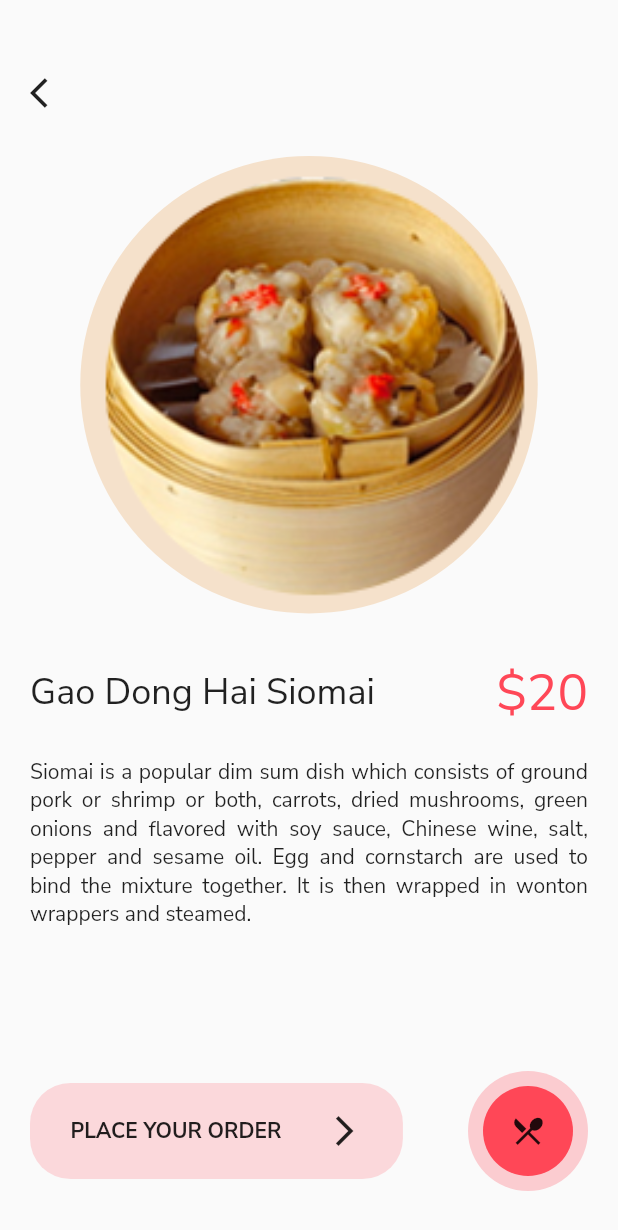
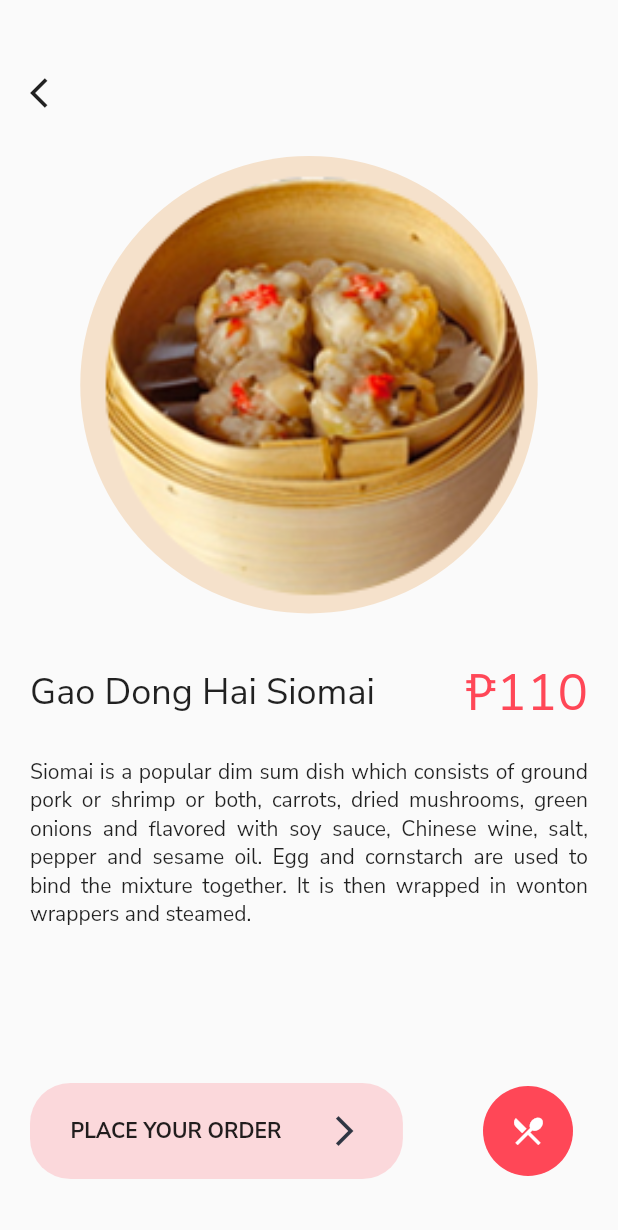
Before and after one commit to Jansalvador1445/flutterph_challenge_food_delivery, a Flutter app: the screen it shows after launch, after a tap on "₱110", on a phone screen of 412 x 824 dp. Shown: the top 1230 px of the screen. Run offline on Flutter 3.47's test engine with Material 2 defaults, Android fonts, the phone set to English and light mode, and no system bars; our stand-ins replace google_fonts.

Commit message:
Improve design

```diff
--- a/lib/ui/pages/dashboard-page.dart
+++ b/lib/ui/pages/dashboard-page.dart
@@ -278,10 +278,6 @@ class _DashboardPageState extends State<DashboardPage> {
         padding: EdgeInsets.all(10),
         height: 80,
         width: 80,
-        decoration: BoxDecoration(
-          shape: BoxShape.circle,
-          color: AppColors.gdPrimaryColor.withOpacity(.26),
-        ),
         child: Container(
           padding: EdgeInsets.all(20),
           decoration: BoxDecoration(
--- a/lib/ui/pages/specific-menu-page.dart
+++ b/lib/ui/pages/specific-menu-page.dart
@@ -54,7 +54,7 @@ class SpecificMenu extends StatelessWidget {
                   ),
                 ),
                 Text(
-                  "\$20",
+                  "\₱110",
                   style: Theme.of(context)
                       .textTheme
                       .headline4
@@ -86,17 +86,16 @@ class SpecificMenu extends StatelessWidget {
                           style: TextStyle(fontWeight: FontWeight.bold),
                         ),
                         SizedBox(width: 30),
-                        Icon(Icons.arrow_forward_ios)
+                        Icon(
+                          Icons.arrow_forward_ios,
+                          color: AppColors.gdTextColor,
+                        )
                       ],
                     ),
                   ),
                   Container(
                     height: 80,
                     width: 80,
-                    decoration: BoxDecoration(
-                      shape: BoxShape.circle,
-                      color: AppColors.gdPrimaryColor.withOpacity(.26),
-                    ),
                     child: Stack(
                       alignment: Alignment.center,
                       children: <Widget>[
@@ -108,7 +107,10 @@ class SpecificMenu extends StatelessWidget {
                             shape: BoxShape.circle,
                             color: AppColors.gdPrimaryColor,
                           ),
-                          child: Icon(Icons.restaurant_menu),
+                          child: Icon(
+                            Icons.restaurant_menu,
+                            color: Colors.white,
+                          ),
                           // SvgPicture.asset("assets/bag.svg"),
                         ),
                       ],
```
